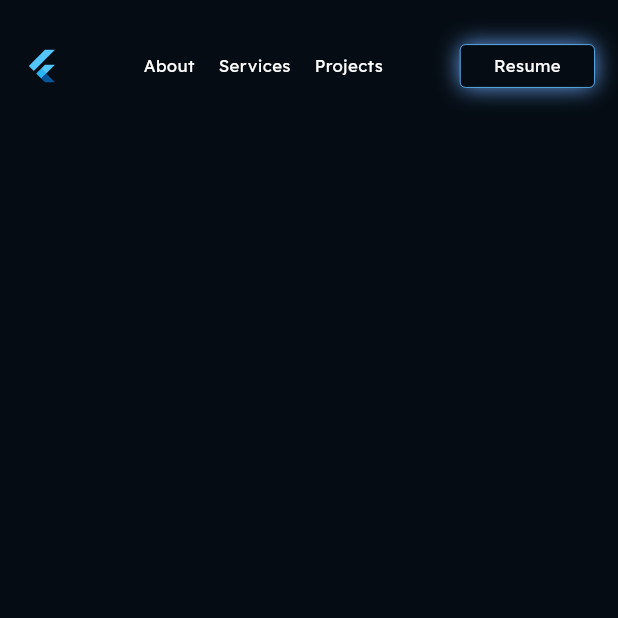
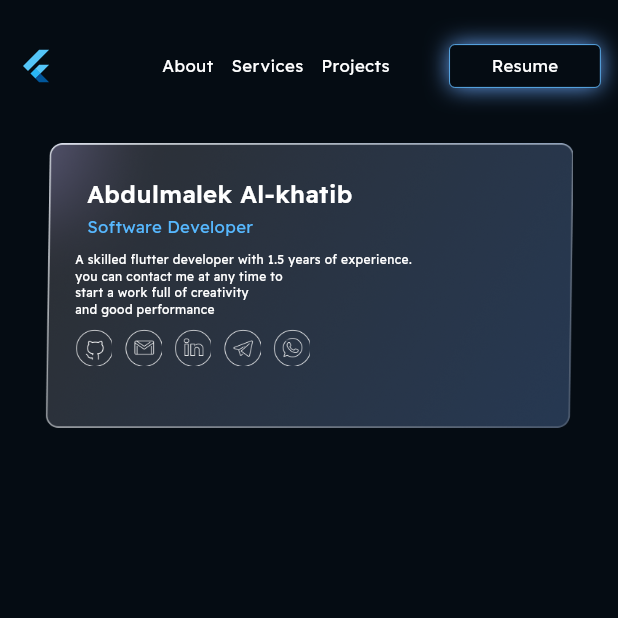
Before and after one commit to abdulmalek9/my_portfolio, a Flutter app: the screen it shows after launch, on a phone screen of 412 x 824 dp, the top half of it. Run offline on Flutter 3.47's test engine with Material 3 defaults, Android fonts, the phone set to English and light mode, and no system bars.

Commit message:
"Added PersonalInfoCard and CustomContainer widgets to MobileLayout, updated MobileHeader and ResumeContainer, and added new image assets to AppImages."

```diff
--- a/lib/layouts/mobile_layout.dart
+++ b/lib/layouts/mobile_layout.dart
@@ -1,5 +1,8 @@
 import 'package:flutter/material.dart';
 import 'package:my_portfolio/mobile_widget/mobile_header.dart';
+import 'package:my_portfolio/mobile_widget/personal_info_card.dart';
+import 'package:my_portfolio/utils/app_images.dart';
+import 'package:my_portfolio/utils/app_styles.dart';
 
 class MobileLayout extends StatelessWidget {
   const MobileLayout({super.key});
@@ -11,8 +14,34 @@ class MobileLayout extends StatelessWidget {
       child: ListView(
         children: const [
           Expanded(child: MobileHeader()),
+          SizedBox(height: 20),
+          CustomContainer(),
         ],
       ),
     );
   }
 }
+
+class CustomContainer extends StatelessWidget {
+  const CustomContainer({super.key});
+
+  @override
+  Widget build(BuildContext context) {
+    return AspectRatio(
+      aspectRatio: 330 / 180,
+      child: Padding(
+        padding: const EdgeInsets.symmetric(horizontal: 30.0),
+        child: Container(
+          padding: const EdgeInsets.only(left: 20, right: 20, top: 40),
+          decoration: BoxDecoration(
+            borderRadius: BorderRadius.circular(8.0),
+            image: const DecorationImage(
+              image: AssetImage(Assets.imagesCustomContainer),
+            ),
+          ),
+          child: const PersonalInfoCard(),
+        ),
+      ),
+    );
+  }
+}
--- a/lib/mobile_widget/mobile_header.dart
+++ b/lib/mobile_widget/mobile_header.dart
@@ -15,7 +15,7 @@ class MobileHeader extends StatelessWidget {
       children: [
         const FlutterLogo(),
         const SizedBox(
-          width: 24,
+          width: 48,
         ),
         for (int i = 0; i < headerItem.length; i++)
           Text(
@@ -23,7 +23,7 @@ class MobileHeader extends StatelessWidget {
             style: AppStyles.styleRegular14(context),
           ),
         const SizedBox(
-          width: 20,
+          width: 16,
         ),
         const ResumeContainer()
       ],
--- /dev/null
+++ b/lib/mobile_widget/personal_info_card.dart
@@ -0,0 +1,76 @@
+import 'package:flutter/material.dart';
+import 'package:my_portfolio/utils/app_images.dart';
+import 'package:my_portfolio/utils/app_styles.dart';
+
+class PersonalInfoCard extends StatelessWidget {
+  const PersonalInfoCard({
+    super.key,
+  });
+
+  @override
+  Widget build(BuildContext context) {
+    return Column(
+      crossAxisAlignment: CrossAxisAlignment.start,
+      children: [
+        Padding(
+          padding: const EdgeInsets.only(left: 8.0),
+          child: Align(
+            alignment: Alignment.topLeft,
+            child: Text(
+              "Abdulmalek Al-khatib",
+              style: AppStyles.styleSemiBold20(context),
+            ),
+          ),
+        ),
+        const SizedBox(
+          height: 2,
+        ),
+        Padding(
+          padding: const EdgeInsets.only(left: 8.0),
+          child: Align(
+              alignment: Alignment.topLeft,
+              child: Text(
+                "Software Developer",
+                style: AppStyles.styleMedium14(context, null)
+                    .copyWith(color: const Color(0xFF56B8FF)),
+              )),
+        ),
+        const SizedBox(
+          height: 8,
+        ),
+        Text(
+          "A skilled flutter developer with 1.5 years of experience.\nyou can contact me at any time to\nstart a work full of creativity\nand good performance",
+          style: AppStyles.styleMedium14(context, 10),
+        ),
+        const SizedBox(
+          height: 8,
+        ),
+        const IconBuilder()
+      ],
+    );
+  }
+}
+
+class IconBuilder extends StatelessWidget {
+  const IconBuilder({super.key});
+
+  static List<String> icons = [
+    Assets.imagesGithupIcon,
+    Assets.imagesEmaleIcon,
+    Assets.imagesLinkedinIcon,
+    Assets.imagesTelegrameIcon,
+    Assets.imagesWhatsappIcon,
+  ];
+
+  @override
+  Widget build(BuildContext context) {
+    return Row(
+      children: icons.map((e) {
+        return Padding(
+          padding: const EdgeInsets.only(right: 8.0),
+          child: Flexible(child: Image.asset(width: 25, height: 25, e)),
+        );
+      }).toList(),
+    );
+  }
+}
--- a/lib/mobile_widget/resume_container.dart
+++ b/lib/mobile_widget/resume_container.dart
@@ -11,8 +11,6 @@ class ResumeContainer extends StatelessWidget {
     return Flexible(
       child: ConstrainedBox(
         constraints: const BoxConstraints(maxHeight: 28, maxWidth: 100),
-        child: AspectRatio(
-          aspectRatio: 3.18,
         child: Container(
           decoration: ShapeDecoration(
             color: const Color(0xFF050C13),
@@ -34,6 +32,8 @@ class ResumeContainer extends StatelessWidget {
             ],
           ),
           child: Center(
+            child: FittedBox(
+              fit: BoxFit.scaleDown,
               child: Text(
                 "Resume",
                 style: AppStyles.styleRegular14(context),
--- a/lib/utils/app_images.dart
+++ b/lib/utils/app_images.dart
@@ -6,9 +6,25 @@ class Assets {
   /// assets/images/chat_app.png
   static const String imagesChatApp = "assets/images/chat_app.png";
 
+  /// Assets for imagesCustomContainer
+  /// assets/images/custom_container.png
+  static const String imagesCustomContainer = "assets/images/custom_container.png";
+
   /// Assets for imagesDashboard
   /// assets/images/dashboard.png
   static const String imagesDashboard = "assets/images/dashboard.png";
+
+  /// Assets for imagesEmaleIcon
+  /// assets/images/emale_icon.png
+  static const String imagesEmaleIcon = "assets/images/emale_icon.png";
+
+  /// Assets for imagesGithupIcon
+  /// assets/images/githup_icon.png
+  static const String imagesGithupIcon = "assets/images/githup_icon.png";
+
+  /// Assets for imagesLinkedinIcon
+  /// assets/images/linkedin_icon.png
+  static const String imagesLinkedinIcon = "assets/images/linkedin_icon.png";
 
   /// Assets for imagesNewsApp
   /// assets/images/news_app.png
@@ -17,6 +33,10 @@ class Assets {
   /// Assets for imagesNotesApp
   /// assets/images/notes_app.png
   static const String imagesNotesApp = "assets/images/notes_app.png";
+
+  /// Assets for imagesTelegrameIcon
+  /// assets/images/telegrame_icon.png
+  static const String imagesTelegrameIcon = "assets/images/telegrame_icon.png";
 
   /// Assets for imagesWaetherApp
   /// assets/images/waether_app.png
@@ -29,4 +49,8 @@ class Assets {
   /// Assets for imagesWaneesAppSvg
   /// assets/images/wanees_app.svg.svg
   static const String imagesWaneesAppSvg = "assets/images/wanees_app.svg.svg";
+
+  /// Assets for imagesWhatsappIcon
+  /// assets/images/whatsapp_icon.png
+  static const String imagesWhatsappIcon = "assets/images/whatsapp_icon.png";
 }
```
Also changed, not shown: assets/images/custom_container.png (added), assets/images/emale_icon.png (added), assets/images/githup_icon.png (added), assets/images/linkedin_icon.png (added), assets/images/telegrame_icon.png (added), assets/images/whatsapp_icon.png (added). Lines whose indentation alone changed are shown as unchanged.
